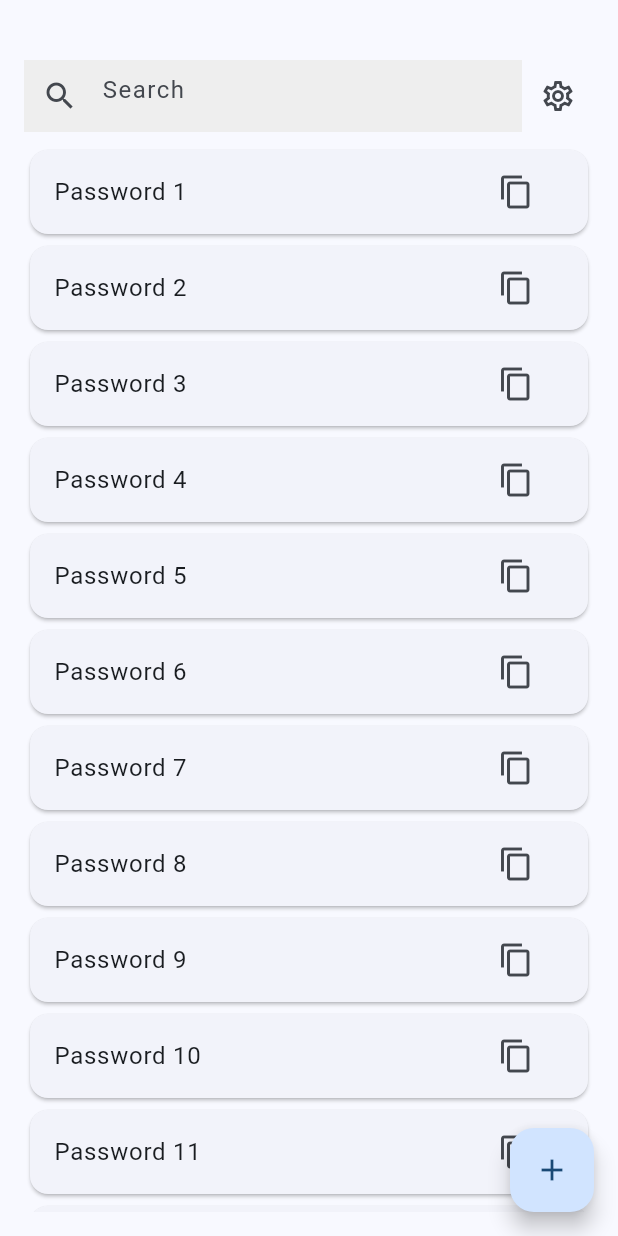
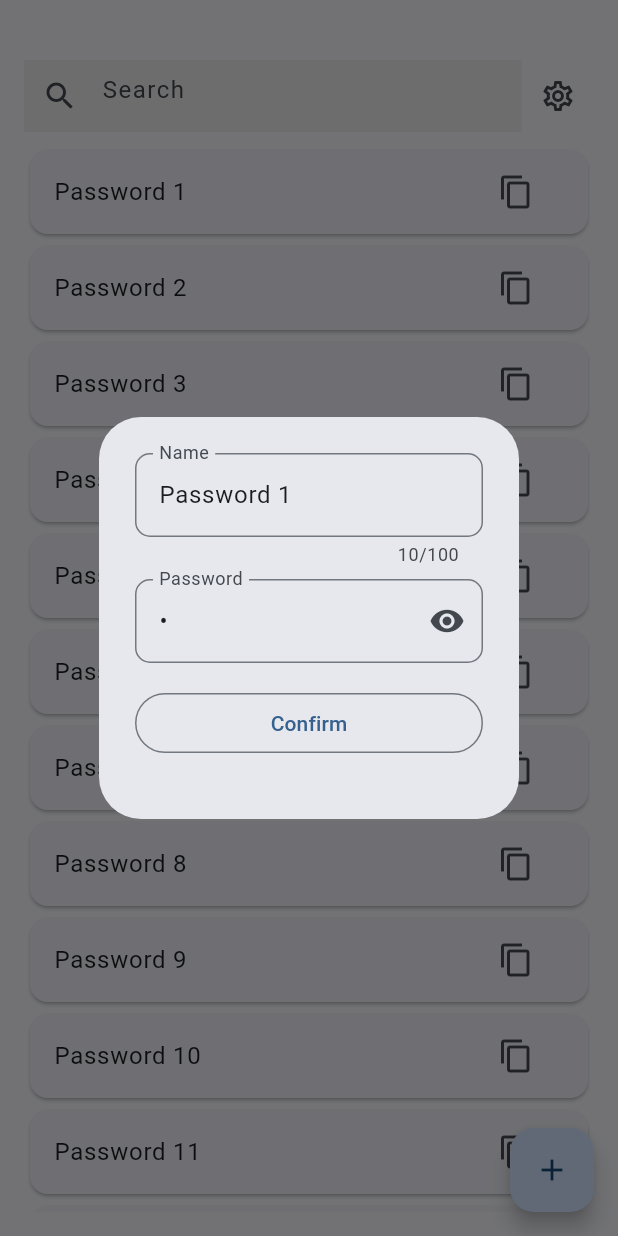
Before and after one commit to NetoBatista/password_manager, a Flutter app: the HomePage screen opened by its route, after a tap on an icon or button, on a phone screen of 412 x 824 dp. Run offline on Flutter 3.47's test engine with Material 2 defaults, Android fonts, the phone set to English and light mode, and no system bars; our stand-ins replace localization.

Commit message:
password screen

```diff
--- /dev/null
+++ b/lib/core/model/password_model.dart
@@ -0,0 +1,31 @@
+import 'dart:convert';
+
+class PasswordModel {
+  String name;
+
+  String password;
+
+  PasswordModel({
+    required this.name,
+    required this.password,
+  });
+
+  Map<String, dynamic> toMap() {
+    return <String, dynamic>{
+      'name': name,
+      'password': password,
+    };
+  }
+
+  factory PasswordModel.fromMap(Map<String, dynamic> map) {
+    return PasswordModel(
+      name: map['name'] as String,
+      password: map['password'] as String,
+    );
+  }
+
+  String toJson() => json.encode(toMap());
+
+  factory PasswordModel.fromJson(String source) =>
+      PasswordModel.fromMap(json.decode(source) as Map<String, dynamic>);
+}
--- a/lib/extension/navigation_extension.dart
+++ b/lib/extension/navigation_extension.dart
@@ -4,4 +4,8 @@ extension NavigationExtension on BuildContext {
   Future<T?> pushNamed<T>(String routeName) {
     return Navigator.pushNamed(this, routeName);
   }
+
+  void pop() {
+    return Navigator.pop(this);
+  }
 }
--- a/lib/features/home/home_page.dart
+++ b/lib/features/home/home_page.dart
@@ -1,5 +1,7 @@
 import 'package:flutter/material.dart';
 import 'package:localization/localization.dart';
+import 'package:password_manager/core/model/password_model.dart';
+import 'package:password_manager/features/password/password_page.dart';
 
 class HomePage extends StatefulWidget {
   const HomePage({super.key});
@@ -13,7 +15,21 @@ class _HomePageState extends State<HomePage> {
   Widget build(BuildContext context) {
     return Scaffold(
       floatingActionButton: FloatingActionButton(
-        onPressed: () {},
+        onPressed: () {
+          showDialog(
+            context: context,
+            builder: (BuildContext context) {
+              return AlertDialog(
+                content: PasswordPage(
+                  PasswordModel(
+                    name: '',
+                    password: '',
+                  ),
+                ),
+              );
+            },
+          );
+        },
         child: const Icon(Icons.add),
       ),
       body: Padding(
@@ -55,7 +71,21 @@ class _HomePageState extends State<HomePage> {
                     padding: EdgeInsets.only(bottom: !lastItem ? 0 : 100),
                     child: Card(
                       child: ListTile(
-                        onTap: () {},
+                        onTap: () {
+                          showDialog(
+                            context: context,
+                            builder: (BuildContext context) {
+                              return AlertDialog(
+                                content: PasswordPage(
+                                  PasswordModel(
+                                    name: '${'password'.i18n()} ${index + 1}',
+                                    password: index.toString(),
+                                  ),
+                                ),
+                              );
+                            },
+                          );
+                        },
                         title: Text('${'password'.i18n()} ${index + 1}'),
                         trailing: IconButton(
                           onPressed: () {},
--- /dev/null
+++ b/lib/features/password/password_controller.dart
@@ -0,0 +1,15 @@
+import 'package:flutter/material.dart';
+import 'package:localization/localization.dart';
+import 'package:password_manager/core/model/password_model.dart';
+
+class PasswordController {
+  var showPasswordNotifier = ValueNotifier<bool>(false);
+  var isLoadingNotifier = ValueNotifier<bool>(false);
+  var alertMessageNotifier = ValueNotifier<String>('');
+
+  Future<void> submit(PasswordModel passwordModel) async {
+    try {} catch (error) {
+      alertMessageNotifier.value = 'error_default'.i18n();
+    }
+  }
+}
--- /dev/null
+++ b/lib/features/password/password_page.dart
@@ -0,0 +1,94 @@
+import 'package:flutter/material.dart';
+import 'package:localization/localization.dart';
+import 'package:password_manager/core/model/password_model.dart';
+import 'package:password_manager/features/password/password_controller.dart';
+
+class PasswordPage extends StatefulWidget {
+  final PasswordModel passwordModel;
+  const PasswordPage(this.passwordModel, {super.key});
+
+  @override
+  State<PasswordPage> createState() => _PasswordPageState();
+}
+
+class _PasswordPageState extends State<PasswordPage> {
+  final _controller = PasswordController();
+
+  @override
+  Widget build(BuildContext context) {
+    return Padding(
+      padding: const EdgeInsets.only(top: 8.0),
+      child: Column(
+        crossAxisAlignment: CrossAxisAlignment.stretch,
+        mainAxisSize: MainAxisSize.min,
+        children: [
+          TextFormField(
+            initialValue: widget.passwordModel.name,
+            maxLength: 100,
+            decoration: InputDecoration(
+              labelText: 'name'.i18n(),
+              border: OutlineInputBorder(
+                borderRadius: BorderRadius.circular(10.0),
+              ),
+            ),
+          ),
+          const SizedBox(height: 8),
+          ValueListenableBuilder(
+            valueListenable: _controller.showPasswordNotifier,
+            builder: (context, valueShowPasswordNotifier, snapshot) {
+              return TextFormField(
+                initialValue: widget.passwordModel.password,
+                obscureText: !valueShowPasswordNotifier,
+                decoration: InputDecoration(
+                  labelText: 'password'.i18n(),
+                  suffixIcon: IconButton(
+                    onPressed: () {
+                      _controller.showPasswordNotifier.value =
+                          !_controller.showPasswordNotifier.value;
+                    },
+                    icon: valueShowPasswordNotifier
+                        ? const Icon(Icons.visibility_off)
+                        : const Icon(Icons.visibility),
+                  ),
+                  border: OutlineInputBorder(
+                    borderRadius: BorderRadius.circular(10.0),
+                  ),
+                ),
+              );
+            },
+          ),
+          const SizedBox(height: 16),
+          OutlinedButton(
+            onPressed: () => _controller.submit(widget.passwordModel),
+            child: Text('confirm'.i18n()),
+          ),
+          const SizedBox(height: 16),
+          ValueListenableBuilder(
+            valueListenable: _controller.alertMessageNotifier,
+            builder: (context, valueAlertMessage, snapshot) {
+              return Visibility(
+                visible: valueAlertMessage.isNotEmpty,
+                child: Row(
+                  children: [
+                    const Icon(
+                      Icons.info_outline,
+                      color: Colors.red,
+                    ),
+                    const SizedBox(width: 8),
+                    Flexible(
+                      child: Text(
+                        valueAlertMessage,
+                        textAlign: TextAlign.justify,
+                        style: const TextStyle(color: Colors.red),
+                      ),
+                    ),
+                  ],
+                ),
+              );
+            },
+          )
+        ],
+      ),
+    );
+  }
+}
--- a/lib/i18n/en_US.json
+++ b/lib/i18n/en_US.json
@@ -10,5 +10,9 @@
     "not_a_member": "Not a member",
     "register_now": "Register now",
     "search": "Search",
-    "registered_passwords": "Registered Passwords"
+    "registered_passwords": "Registered Passwords",
+    "confirm": "Confirm",
+    "name": "Name",
+    "generate_password": "Generate password",
+    "error_default": "An error occurred"
 }
--- a/lib/i18n/pt_BR.json
+++ b/lib/i18n/pt_BR.json
@@ -10,5 +10,9 @@
     "not_a_member": "Não é um membro?",
     "register_now": "Registre-se agora",
     "search": "Pesquisar",
-    "registered_passwords": "Senhas cadastradas"
+    "registered_passwords": "Senhas cadastradas",
+    "confirm": "Confirmar",
+    "name": "Nome",
+    "generate_password": "Gerar senha",
+    "error_default": "Ocorreu um erro"
 }
```
